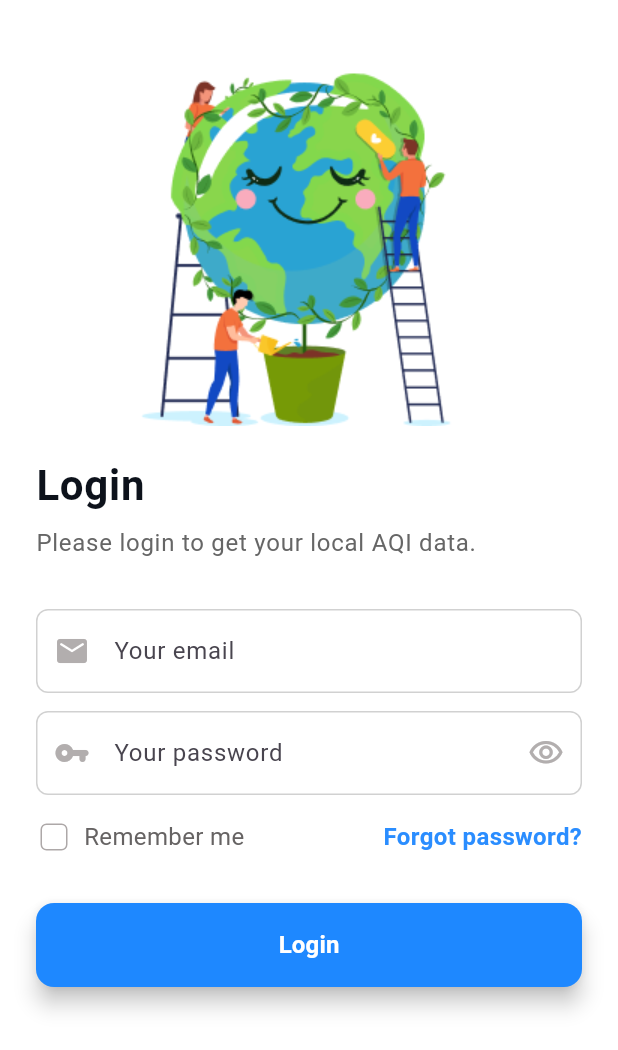
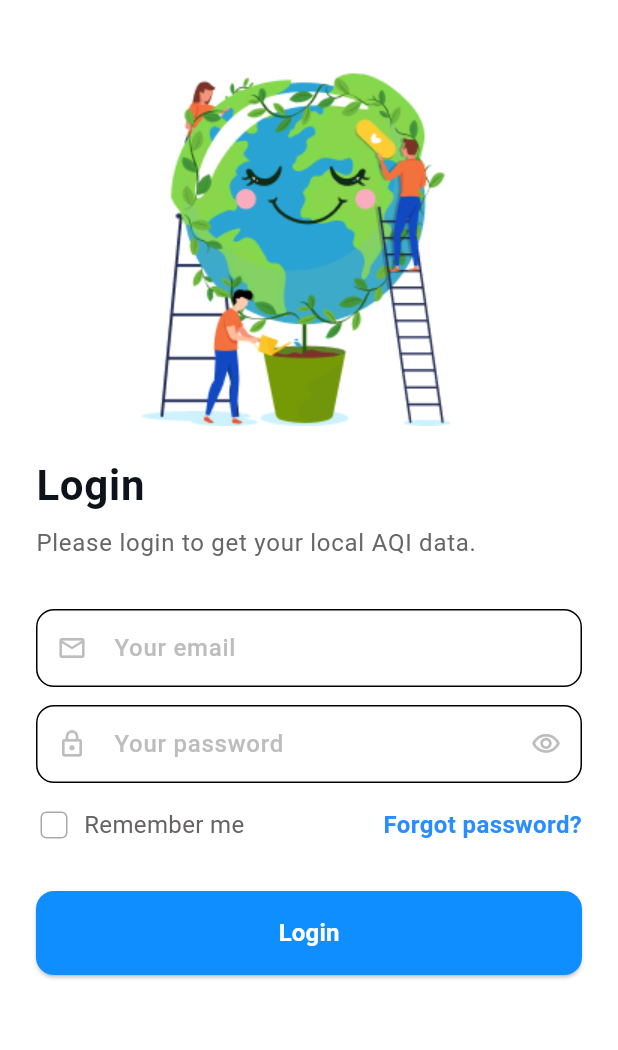
Before and after one commit to hviiet/flutter-training, a Flutter app: the LoginScreen screen opened directly, on a phone screen of 412 x 824 dp. Shown: the top 1050 px of the screen. Run offline on Flutter 3.47's test engine with Material 3 defaults, Android fonts, the phone set to English and light mode, and no system bars; our stand-ins replace dio, shared_preferences; accounts and stored records are empty; Roboto replaces fonts that are missing (Arial).

Commit message:
feat: implement authentication flow with login, logout, and token management

```diff
--- a/lib/data/mock_data.dart
+++ b/lib/data/mock_data.dart
@@ -5,9 +5,12 @@ import '../models/weather_status.dart';
 
 class MockData {
   static final UserProfile userProfile = UserProfile(
+    id: 1,
     name: 'Anamoul Rouf',
     email: 'anamoulrouf.bd@gmail.com',
-    avatarUrl: 'assets/images/avatar.png',
+    password: 'password123',
+    role: 'user',
+    avatar: 'assets/images/avatar.png',
   );
 
   static final WeatherLocation mainLocation = WeatherLocation(
--- a/lib/models/user_profile.dart
+++ b/lib/models/user_profile.dart
@@ -1,11 +1,28 @@
 class UserProfile {
+  final int id;
+  final String email;
+  final String password;
   final String name;
-  final String email;
-  final String avatarUrl;
+  final String role;
+  final String avatar;
 
   UserProfile({
+    required this.id,
+    required this.email,
+    required this.password,
     required this.name,
-    required this.email,
-    required this.avatarUrl,
+    required this.role,
+    required this.avatar,
   });
+
+  factory UserProfile.fromJson(Map<String, dynamic> json) {
+    return UserProfile(
+      id: json['id'],
+      email: json['email'],
+      password: json['password'],
+      name: json['name'],
+      role: json['role'],
+      avatar: json['avatar'],
+    );
+  }
 }
--- a/lib/screens/login_screen.dart
+++ b/lib/screens/login_screen.dart
@@ -1,4 +1,7 @@
 import 'package:flutter/material.dart';
+import 'package:flutter_training/providers/auth_provider.dart';
+import 'package:flutter_training/widgets/app_text_field.dart';
+import 'package:provider/provider.dart';
 import 'main_screen.dart';
 
 class LoginScreen extends StatefulWidget{
@@ -22,13 +25,30 @@ class _LoginScreenState extends State<LoginScreen> {
     super.dispose();
   }
 
-  void login(){
+  void login(AuthProvider authProvider) async {
+    if(emailController.text.trim().isEmpty || passwordController.text.trim().isEmpty) {
+      ScaffoldMessenger.of(context).showSnackBar(
+        const SnackBar(content: Text('Please enter both email and password')),
+      );
+      return;
+    }
+
+    try {
+      await authProvider.login(emailController.text.trim(), passwordController.text.trim());
+      if (mounted) {
         Navigator.pushReplacement(
           context,
-      MaterialPageRoute(
-        builder: (context) => const MainScreen(),
-      )
+          MaterialPageRoute(builder: (context) => const MainScreen()),
         );
+      }
+    } catch (e) {
+      if (mounted) {
+        ScaffoldMessenger.of(context).showSnackBar(
+          const SnackBar(content: Text('Login failed. Please check your email and password and try again.')),
+        );
+      }
+    }
+
   }
 
   @override
@@ -89,112 +109,34 @@ class _LoginScreenState extends State<LoginScreen> {
 
                   const SizedBox(height: 32),
 
-                  SizedBox(
-                    width: double.infinity,
-                    height: 56,
-                    child: TextField(
+                  AppTextField(
                     controller: emailController,
+                    hintText: 'Your email',
+                    prefixIcon: Icons.email_outlined,
                     keyboardType: TextInputType.emailAddress,
-
-                      style: const TextStyle(
-                        fontSize: 16,
-                        fontWeight: FontWeight.w600,
-                        color:  Color.fromRGBO(34, 34, 34, 1),
-                      ),
-
-                      decoration: InputDecoration(
-                        hintText: 'Your email',
-                        hintStyle: const TextStyle(
-                          fontSize: 16,
-                          fontWeight: FontWeight.w400,
-                        ),
-
-                        prefixIcon: const Icon(
-                          Icons.email_rounded,
-                          color: Color.fromRGBO(178, 174, 174, 1),
-                          size: 24,
-                        ),
-
-                        contentPadding: const EdgeInsets.all(16),
-                        enabledBorder: OutlineInputBorder(
-                          borderRadius: BorderRadius.circular(8),
-                          borderSide: const BorderSide(
-                            color: Color.fromRGBO(209, 209, 209, 1),
-                            width: 1,
-                          ),
-                        ),
-
-                        focusedBorder: OutlineInputBorder(
-                          borderRadius: BorderRadius.circular(8),
-                          borderSide: const BorderSide(
-                            color:  Color.fromRGBO(51, 141, 244, 1),
-                            width: 1,
-                          ),
-                        ),
-                      ),
-                    )
                   ),
 
                   const SizedBox(height: 12),
 
-                  SizedBox(
-                    width: double.infinity,
-                    height: 56,
-                    child: TextField(
+                  AppTextField(
                     controller: passwordController,
+                    hintText: 'Your password',
+                    prefixIcon: Icons.lock_outline,
                     obscureText: !isPasswordVisible,
 
-                      style: const TextStyle(
-                        fontSize: 16,
-                        fontWeight: FontWeight.w600,
-                        color:  Color.fromRGBO(34, 34, 34, 1),
-                      ),
-
-                      decoration: InputDecoration(
-                        hintText: 'Your password',
-                        hintStyle: const TextStyle(
-                          fontSize: 16,
-                          fontWeight: FontWeight.w400,
-                        ),
-
-                        prefixIcon: const Icon(
-                          Icons.vpn_key_rounded,
-                          color: Color.fromRGBO(178, 174, 174, 1),
-                          size: 24,
-                        ),
-
-                        suffixIcon: IconButton(
-                          onPressed: (){
+                    suffixIcon: GestureDetector(
+                      onTap: () {
                         setState(() {
                           isPasswordVisible = !isPasswordVisible;
                         });
                       },
 
-                          icon: Icon(
-                            isPasswordVisible? Icons.visibility_off_outlined : Icons.visibility_outlined,
-                            color: Color.fromRGBO(178, 174, 174, 1),
-                            size: 24,
-                          )
-                        ),
-
-                        contentPadding: const EdgeInsets.all(16),
-                        enabledBorder: OutlineInputBorder(
-                          borderRadius: BorderRadius.circular(8),
-                          borderSide: const BorderSide(
-                            color: Color.fromRGBO(209, 209, 209, 1),
-                            width: 1,
+                      child: Icon(
+                        isPasswordVisible ? Icons.visibility_off_outlined : Icons.visibility_outlined,
+                        color: Colors.grey.shade400,
+                        size: 20,
                       ),
                     ),
-
-                        focusedBorder: OutlineInputBorder(
-                          borderRadius: BorderRadius.circular(8),
-                          borderSide: const BorderSide(
-                            color:  Color.fromRGBO(51, 141, 244, 1),
-                            width: 1,
-                          ),
-                        ),
-                      ),
-                    )
                   ),
 
                   const SizedBox(height: 12),
@@ -262,24 +204,37 @@ class _LoginScreenState extends State<LoginScreen> {
                   SizedBox(
                     width: double.infinity,
                     height: 56,
-                    child: ElevatedButton(
-                      onPressed: login,
+                    child: Consumer<AuthProvider>(
+                      builder: (context, authProvider, child) {
+                        return ElevatedButton(
+                          onPressed:  authProvider.isLoading ? null : () => login(authProvider),
 
                           style: ElevatedButton.styleFrom(
-                        backgroundColor: const Color.fromRGBO(30, 136, 255, 1),
-                        foregroundColor: Colors.white,
-                        elevation: 6,
+                            backgroundColor: const Color.fromRGBO(14, 142, 255, 1),
                             shape: RoundedRectangleBorder(
                               borderRadius: BorderRadius.circular(12),
                             ),
                           ),
-                      child: const Text(
+
+                          child: authProvider.isLoading
+                            ? const SizedBox(
+                                width: 24,
+                                height: 24,
+                                child: CircularProgressIndicator(
+                                  color: Colors.white,
+                                  strokeWidth: 2,
+                                ),
+                              )
+                            : const Text(
                                 'Login',
                                 style: TextStyle(
                                   fontSize: 16,
                                   fontWeight: FontWeight.w600,
+                                  color: Colors.white,
                                 ),
                               ),
+                        );
+                      },
                     ),
                   ),
 
--- a/pubspec.yaml
+++ b/pubspec.yaml
@@ -35,6 +35,8 @@ dependencies:
   # Use with the CupertinoIcons class for iOS style icons.
   cupertino_icons: ^1.0.8
   provider: ^6.1.5+1
+  dio: ^5.9.2
+  shared_preferences: ^2.5.5
 
 dev_dependencies:
   flutter_test:
```
Also changed, not shown: lib/core/token_storage.dart (added, +26 -0 lines), lib/main.dart (+28 -1 lines), lib/models/login_response.dart (added, +16 -0 lines), lib/providers/auth_provider.dart (added, +57 -0 lines), lib/screens/home_screen.dart (+16 -8 lines), lib/screens/more_screen.dart (+30 -10 lines), lib/services/auth_service.dart (added, +65 -0 lines), lib/widgets/app_text_field.dart (+0 -10 lines), pubspec.lock, 1 other file. Lines whose indentation alone changed are shown as unchanged.
